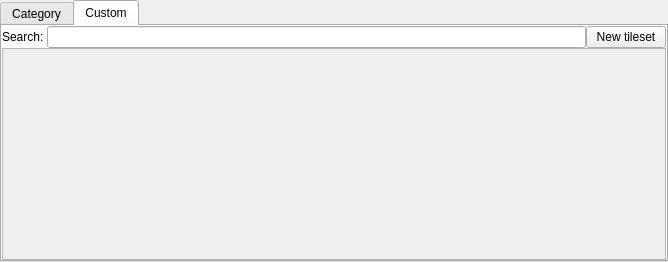
Above: Editor/main_window/dock/tileset_item_box.ui from WohlSoft/Moondust-Project before the change. Below: the same form after it.
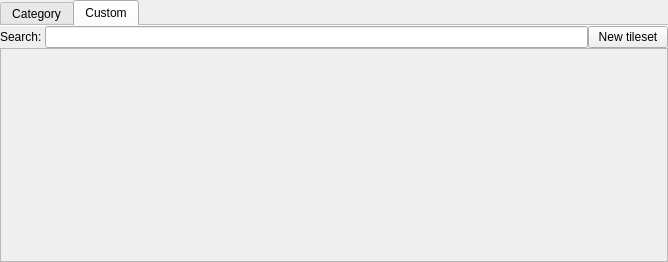
That is the form after the change. The open tabs and pages were chosen to show the change.

```diff
--- a/Editor/main_window/dock/tileset_item_box.ui
+++ b/Editor/main_window/dock/tileset_item_box.ui
@@ -50,6 +50,9 @@
       <property name="currentIndex">
        <number>0</number>
       </property>
+      <property name="documentMode">
+       <bool>true</bool>
+      </property>
       <widget class="QWidget" name="tab">
        <attribute name="title">
         <string notr="true">Category</string>
@@ -161,8 +164,8 @@
             <rect>
              <x>0</x>
              <y>0</y>
-             <width>98</width>
-             <height>28</height>
+             <width>78</width>
+             <height>16</height>
             </rect>
            </property>
           </widget>
```
